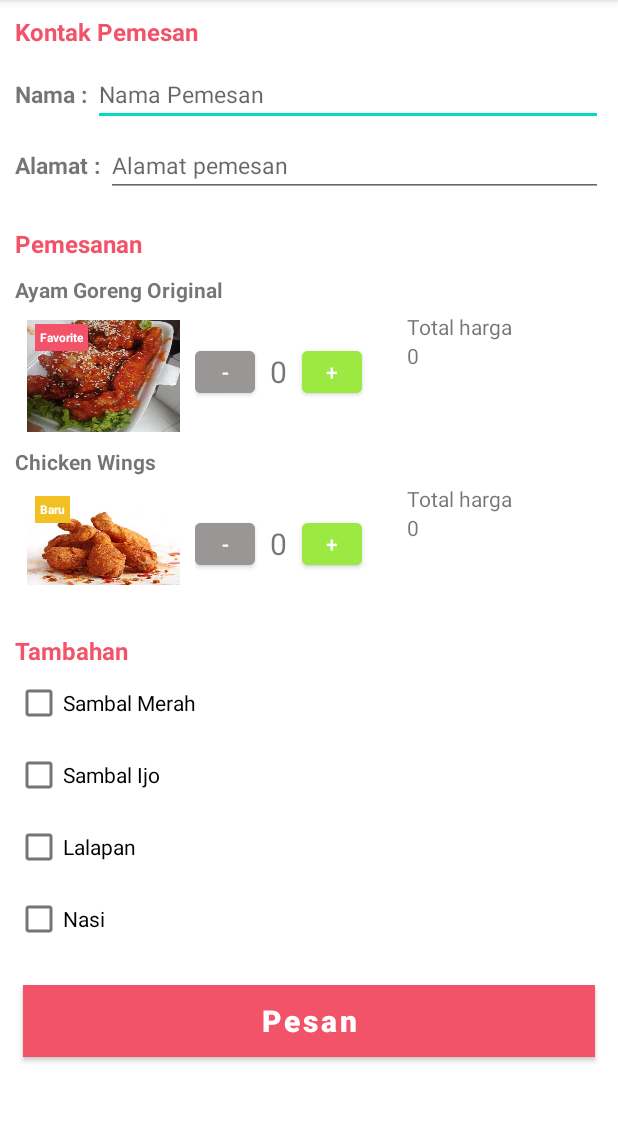
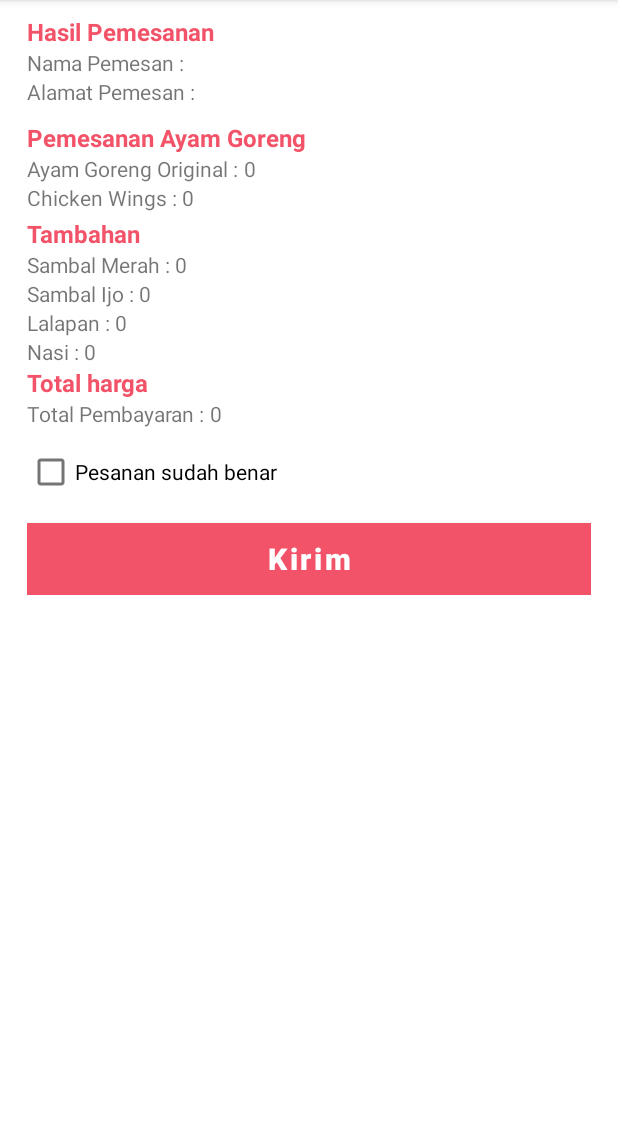
Before and after one commit to adityacaturputra/ilab-mobile-programming, an Android app: the SubmainPemesananActivity screen opened directly, with no data from a screen before it, after a tap on "Pesan", on a phone screen of 412 x 824 dp, the part 84-1206 px from its top. Run offline under Robolectric (Android 15) with nearby library versions, the phone set to English and light mode, and no system bars.

Commit message:
complete topic 5

```diff
--- a/app/src/main/AndroidManifest.xml
+++ b/app/src/main/AndroidManifest.xml
@@ -9,6 +9,9 @@
         android:roundIcon="@mipmap/ic_launcher_round"
         android:supportsRtl="true"
         android:theme="@style/Theme.Letseatapps">
+        <activity
+            android:name=".SubmainHasilPesananActivity"
+            android:exported="false" />
         <activity
             android:name=".SubmainPemesananActivity"
             android:exported="false" />
--- /dev/null
+++ b/app/src/main/java/com/example/letseatapps/SubmainHasilPesananActivity.java
@@ -0,0 +1,184 @@
+package com.example.letseatapps;
+
+import androidx.appcompat.app.AppCompatActivity;
+import android.content.Intent;
+import android.net.Uri;
+import android.os.Bundle;
+import android.view.View;
+import android.widget.Button;
+import android.widget.CheckBox;
+import android.widget.TextView;
+import android.widget.Toast;
+public class SubmainHasilPesananActivity extends AppCompatActivity {
+    private Button kirimPesanan;
+    private CheckBox setujuPesan;
+    TextView namaPemesan ;
+    TextView alamatPemesan ;
+    TextView totalAyamGoreng ;
+    TextView totalChickenWings;
+    TextView sambalMerah;
+    TextView sambalIjo;
+    TextView lalapan;
+    TextView nasi;
+    TextView totalPembayaran;
+    String namaEmail = "";
+    String alamatEmail = "";
+    String hargaAyamEmail = "";
+    String hargaChickenEmail = "";
+    String hargaSblMerahEmail = "";
+    String hargaSblIjoEmail = "";
+    String hargaLalapanEmail = "";
+    String hargaNasiEmail = "";
+    String totalPembayaranEmail = "";
+    @Override
+    protected void onCreate(Bundle savedInstanceState) {
+        super.onCreate(savedInstanceState);
+        setContentView(R.layout.activity_submain_hasil_pesanan);
+        Intent intent = getIntent();
+        namaPemesan = (TextView)findViewById(R.id.txt_nama_pemesan);
+        alamatPemesan = (TextView)findViewById(R.id.txt_alamat_pemesan);
+        totalAyamGoreng = (TextView)findViewById(R.id.txt_ayam_goreng);
+        totalChickenWings=(TextView)findViewById(R.id.txt_chicken_wings);
+        sambalMerah = (TextView)findViewById(R.id.txt_sambal_merah);
+        sambalIjo = (TextView)findViewById(R.id.txt_sambal_ijo);
+        lalapan = (TextView)findViewById(R.id.txt_lalapan);
+        nasi = (TextView)findViewById(R.id.txt_nasi);
+        namaPemesan.setText(intent.getExtras().getString("nama"));
+        alamatPemesan.setText(intent.getExtras().getString("alamat"));
+        totalAyamGoreng.setText(intent.getExtras().getString("ayamGoreng"));
+        totalChickenWings.setText(intent.getExtras().getString("chickenWings"));
+        sambalMerah.setText(intent.getExtras().getString("sambalMerah"));
+        sambalIjo.setText(intent.getExtras().getString("sambalIjo"));
+        lalapan.setText(intent.getExtras().getString("lalapan"));
+        nasi.setText(intent.getExtras().getString("nasi"));
+        Boolean trueSambalMerah = getIntent().getExtras().getBoolean("sambalMerah");
+        Boolean trueSambalijo = getIntent().getExtras().getBoolean("sambalIjo");
+        Boolean trueLalapan = getIntent().getExtras().getBoolean("lalapan");
+        Boolean trueNasi = getIntent().getExtras().getBoolean("nasi");
+        if(trueSambalMerah){
+            sambalMerah.setText("3000");
+        }else {
+            sambalMerah.setText("0");
+        }
+        if(trueSambalijo){
+            sambalIjo.setText("3000");
+        }else {
+            sambalIjo.setText("0");
+        }
+        if(trueLalapan){
+            lalapan.setText("2000");
+        }else {
+            lalapan.setText("0");
+        }
+        if(trueNasi){
+            nasi.setText("4000");
+        }else {
+            nasi.setText("0");
+        }
+        String stringAyamGoreng = totalAyamGoreng.getText().toString();
+        int intAyamGoreng = Integer.parseInt(stringAyamGoreng);
+        String stringChickenWings = totalChickenWings.getText().toString();
+        int intChickenWings = Integer.parseInt(stringChickenWings);
+        String stringSambalMerah = sambalMerah.getText().toString();
+        int intSambalMerah = Integer.parseInt(stringSambalMerah);
+        String stringSambalIjo = sambalIjo.getText().toString();
+        int intSambalIjo = Integer.parseInt(stringSambalIjo);
+
+        String stringLalapan = lalapan.getText().toString();
+        int intLalapan = Integer.parseInt(stringLalapan);
+        String stringNasi = nasi.getText().toString();
+        int intNasi = Integer.parseInt(stringNasi);
+        int total = intAyamGoreng + intChickenWings + intSambalMerah + intSambalIjo +
+                intLalapan + intNasi;
+        totalPembayaran = (TextView)findViewById(R.id.txt_total_pembayaran);
+        totalPembayaran.setText(total+"");
+        kirimPesanan = (Button)findViewById(R.id.btn_kirimPesanan);
+    }
+    public String getNamaEmail(){
+        TextView namaEmail = (TextView)findViewById(R.id.txt_nama_pemesan);
+        String nama = namaEmail.getText().toString();
+        return nama;
+    }
+    public String getAlamatEmail(){
+        TextView alamatEmail = (TextView)findViewById(R.id.txt_alamat_pemesan);
+        String alamat = alamatEmail.getText().toString();
+        return alamat;
+    }
+    public String getHargaAyamEmail(){
+        TextView hargaAyamEmail = (TextView)findViewById(R.id.txt_ayam_goreng);
+        String hargaAyam = String.valueOf(hargaAyamEmail);
+        return hargaAyam;
+    }
+    public String getHargaChickenEmail(){
+        TextView hargaChickenEmail = (TextView)findViewById(R.id.txt_chicken_wings);
+        String hargaChicken = String.valueOf(hargaChickenEmail);
+        return hargaChicken;
+    }
+    public String getHargaSblMerahEmail(){
+        TextView hargaSblMerahEmail = (TextView)findViewById(R.id.txt_sambal_merah);
+        String hargaSblMerah = String.valueOf(hargaSblMerahEmail);
+        return hargaSblMerah;
+    }
+    public String getHargaSblIjoEmail(){
+        TextView hargaSblIjoEmail = (TextView)findViewById(R.id.txt_sambal_ijo);
+        String hargaSblIjo = String.valueOf(hargaSblIjoEmail);
+        return hargaSblIjo;
+    }
+
+    public String getHargaLalapanEmail(){
+        TextView hargaLalapanEmail = (TextView)findViewById(R.id.txt_lalapan);
+        String hargaLalapan = String.valueOf(hargaLalapanEmail);
+        return hargaLalapan;
+    }
+    public String getHargaNasiEmail(){
+        TextView hargaNasiEmail = (TextView)findViewById(R.id.txt_nasi);
+        String hargaNasi = String.valueOf(hargaNasiEmail);
+        return hargaNasi;
+    }
+    public String getTotalPembayaranEmail(){
+        TextView totalPembayaranEmail =
+                (TextView)findViewById(R.id.txt_total_pembayaran);
+        String totalPembayaran = String.valueOf(totalPembayaranEmail);
+        return totalPembayaran;
+    }
+    public void onClick(View v) {
+        setujuPesan = (CheckBox)findViewById(R.id.cb_setuju_pesan);
+        namaEmail = namaPemesan.getText().toString();
+        alamatEmail = alamatPemesan.getText().toString();
+        hargaAyamEmail = totalAyamGoreng.getText().toString();
+        hargaChickenEmail = totalChickenWings.getText().toString();
+        hargaSblMerahEmail = sambalMerah.getText().toString();
+        hargaSblIjoEmail = sambalIjo.getText().toString();
+        hargaLalapanEmail = lalapan.getText().toString();
+        hargaNasiEmail = nasi.getText().toString();
+        totalPembayaranEmail = totalPembayaran.getText().toString();
+        String pesanan = String.format("Nama Pemesan : %s" +
+                        "\nAlamat Pemesan : %s" +
+                        "\nAyam Goreng Original : %s" +
+                        "\nChicken Wings : %s" +
+                        "\nSambah Merah : %s" +
+                        "\nSambal Ijo : %s" +
+                        "\nLalapan : %s" +
+                        "\nNasi : %s" +
+                        "\n\nTotal Pembayaran : %s" +
+                        "\n",
+                namaEmail,
+                alamatEmail,
+                hargaAyamEmail,
+                hargaChickenEmail,
+                hargaSblMerahEmail,
+                hargaSblIjoEmail,
+                hargaLalapanEmail,
+                hargaNasiEmail,
+                totalPembayaranEmail);
+        if(setujuPesan.isChecked()){
+            Intent intent = new Intent(Intent.ACTION_SENDTO);
+            intent.setData(Uri.parse("mailto:nadiafirly@gmail.com"));
+            intent.putExtra(Intent.EXTRA_SUBJECT, "Order Food dari : " + namaEmail);
+            intent.putExtra(Intent.EXTRA_TEXT, pesanan);
+            startActivity(Intent.createChooser(intent, "Send Email"));
+        }else{
+            Toast.makeText(this, "Silahkan chekclist \"Pesanan sudah benar\" untuk melanjutkan pengiriman email", Toast.LENGTH_SHORT).show();
+        }
+    }
+}
--- a/app/src/main/java/com/example/letseatapps/SubmainPemesananActivity.java
+++ b/app/src/main/java/com/example/letseatapps/SubmainPemesananActivity.java
@@ -47,18 +47,18 @@ public class SubmainPemesananActivity extends AppCompatActivity implements
     }
     @Override
     public void onClick(View view){
-//        Intent intent = new Intent(SubmainPemesananActivity.this,
-//                SubmainHasilPemesananActivity.class);
-//        intent.putExtra("nama", namaPemesan.getText().toString());
-//        intent.putExtra("ayamGoreng", totalAyamGoreng.getText().toString());
-//
-//        intent.putExtra("sambalMerah",sambalMerah.isChecked());
-//        intent.putExtra("sambalIjo",sambalIjo.isChecked());
-//        intent.putExtra("alamat",alamatPemesan.getText().toString());
-//        intent.putExtra("chickenWings", totalChickenWings.getText().toString());
-//        intent.putExtra("lalapan",lalapan.isChecked());
-//        intent.putExtra("nasi",nasi.isChecked());
-//        startActivity(intent);
+        Intent intent = new Intent(SubmainPemesananActivity.this,
+                SubmainHasilPesananActivity.class);
+        intent.putExtra("nama", namaPemesan.getText().toString());
+        intent.putExtra("ayamGoreng", totalAyamGoreng.getText().toString());
+
+        intent.putExtra("sambalMerah",sambalMerah.isChecked());
+        intent.putExtra("sambalIjo",sambalIjo.isChecked());
+        intent.putExtra("alamat",alamatPemesan.getText().toString());
+        intent.putExtra("chickenWings", totalChickenWings.getText().toString());
+        intent.putExtra("lalapan",lalapan.isChecked());
+        intent.putExtra("nasi",nasi.isChecked());
+        startActivity(intent);
     }
     public void incrementAyamGoreng(View view){
         ayamGoreng = ayamGoreng + 1 ;
--- /dev/null
+++ b/app/src/main/res/layout/activity_submain_hasil_pesanan.xml
@@ -0,0 +1,251 @@
+<?xml version="1.0" encoding="utf-8"?>
+<ScrollView
+    xmlns:android="http://schemas.android.com/apk/res/android"
+    xmlns:app="http://schemas.android.com/apk/res-auto"
+    xmlns:tools="http://schemas.android.com/tools"
+    android:layout_width="match_parent"
+    android:layout_height="match_parent"
+    android:layout_marginLeft="18dp"
+    android:layout_marginRight="18dp"
+    tools:context=".SubmainHasilPesananActivity">
+    <LinearLayout
+        android:layout_width="match_parent"
+        android:layout_height="wrap_content"
+        android:orientation="vertical"
+        >
+        <TextView
+            android:layout_width="match_parent"
+            android:layout_height="wrap_content"
+            android:text="Hasil Pemesanan"
+            android:layout_marginTop="10dp"
+            android:textSize="16sp"
+            android:textStyle="bold"
+            android:textColor="@color/maincolorapps"
+            />
+        <LinearLayout
+            android:layout_width="wrap_content"
+            android:layout_height="wrap_content"
+            android:orientation="horizontal"
+            >
+            <TextView
+                android:layout_width="match_parent"
+                android:layout_height="wrap_content"
+                android:textSize="14sp"
+                android:text="Nama Pemesan : "
+                />
+            <TextView
+                android:id="@+id/txt_nama_pemesan"
+                android:layout_width="match_parent"
+                android:layout_height="wrap_content"
+                android:textSize="14sp"
+                android:text=""
+                />
+        </LinearLayout>
+        <LinearLayout
+            android:layout_width="wrap_content"
+            android:layout_height="wrap_content"
+            android:orientation="horizontal"
+            >
+
+            <TextView
+                android:layout_width="match_parent"
+                android:layout_height="wrap_content"
+                android:textSize="14sp"
+                android:text="Alamat Pemesan : "
+                />
+            <TextView
+                android:id="@+id/txt_alamat_pemesan"
+                android:layout_width="match_parent"
+                android:layout_height="wrap_content"
+                android:textSize="14sp"
+                android:text=""
+                />
+        </LinearLayout>
+        <TextView
+            android:layout_width="match_parent"
+            android:layout_height="wrap_content"
+            android:text="Pemesanan Ayam Goreng"
+            android:textSize="16sp"
+            android:textStyle="bold"
+            android:textColor="@color/maincolorapps"
+            android:paddingTop="10dp"
+            />
+        <LinearLayout
+            android:layout_width="wrap_content"
+            android:layout_height="wrap_content"
+            android:orientation="horizontal"
+            >
+            <TextView
+                android:layout_width="match_parent"
+                android:layout_height="wrap_content"
+                android:text="Ayam Goreng Original : "
+                android:textSize="14sp" />
+            <TextView
+                android:id="@+id/txt_ayam_goreng"
+                android:layout_width="match_parent"
+                android:layout_height="wrap_content"
+                android:textSize="14sp"
+                android:text=""
+                />
+        </LinearLayout>
+        <LinearLayout
+            android:layout_width="wrap_content"
+            android:layout_height="wrap_content"
+            android:orientation="horizontal"
+            >
+            <TextView
+                android:layout_width="match_parent"
+                android:layout_height="wrap_content"
+                android:textSize="14sp"
+                android:text="Chicken Wings : "
+            />
+            <TextView
+                android:id="@+id/txt_chicken_wings"
+                android:layout_width="match_parent"
+                android:layout_height="wrap_content"
+                android:textSize="14sp"
+                android:text=""
+                />
+        </LinearLayout>
+        <LinearLayout
+            android:layout_width="wrap_content"
+            android:layout_height="wrap_content"
+            android:orientation="vertical"
+            >
+            <TextView
+                android:layout_width="match_parent"
+                android:layout_height="wrap_content"
+                android:paddingTop="3dp"
+                android:text="Tambahan"
+                android:textSize="16sp"
+                android:textStyle="bold"
+                android:textColor="@color/maincolorapps"
+                />
+            <LinearLayout
+                android:layout_width="wrap_content"
+                android:layout_height="wrap_content"
+                android:orientation="horizontal"
+                >
+                <TextView
+                    android:layout_width="match_parent"
+                    android:layout_height="wrap_content"
+                    android:textSize="14sp"
+                    android:text="Sambal Merah : "
+                    />
+                <TextView
+                    android:id="@+id/txt_sambal_merah"
+                    android:layout_width="match_parent"
+                    android:layout_height="wrap_content"
+                    android:textSize="14sp"
+                    android:text=""
+                    />
+            </LinearLayout>
+            <LinearLayout
+                android:layout_width="wrap_content"
+                android:layout_height="wrap_content"
+                android:orientation="horizontal"
+                >
+                <TextView
+                    android:layout_width="match_parent"
+                    android:layout_height="wrap_content"
+                    android:textSize="14sp"
+                    android:text="Sambal Ijo : "
+                />
+                <TextView
+                    android:id="@+id/txt_sambal_ijo"
+                    android:layout_width="match_parent"
+                    android:layout_height="wrap_content"
+                    android:textSize="14sp"
+                    android:text=""
+                    />
+            </LinearLayout>
+            <LinearLayout
+                android:layout_width="wrap_content"
+                android:layout_height="wrap_content"
+                android:orientation="horizontal"
+                >
+                <TextView
+                    android:layout_width="match_parent"
+                    android:layout_height="wrap_content"
+                    android:textSize="14sp"
+                    android:text="Lalapan : "
+                    />
+                <TextView
+                    android:id="@+id/txt_lalapan"
+                    android:layout_width="match_parent"
+                    android:layout_height="wrap_content"
+                    android:textSize="14sp"
+                    android:text=""
+                    />
+            </LinearLayout>
+            <LinearLayout
+                android:layout_width="wrap_content"
+                android:layout_height="wrap_content"
+                android:orientation="horizontal"
+                >
+                <TextView
+                    android:layout_width="match_parent"
+                    android:layout_height="wrap_content"
+                    android:textSize="14sp"
+                    android:text="Nasi : "
+                    />
+                <TextView
+                    android:id="@+id/txt_nasi"
+                    android:layout_width="match_parent"
+                    android:layout_height="wrap_content"
+                    android:textSize="14sp"
+                    android:text=""
+                    />
+            </LinearLayout>
+        </LinearLayout>
+
+        <TextView
+            android:layout_width="match_parent"
+            android:layout_height="wrap_content"
+            android:text="Total harga"
+            android:textSize="16sp"
+            android:textStyle="bold"
+            android:textColor="@color/maincolorapps"
+            />
+        <LinearLayout
+            android:layout_width="wrap_content"
+            android:layout_height="wrap_content"
+            android:orientation="horizontal"
+            >
+            <TextView
+                android:layout_width="match_parent"
+                android:layout_height="wrap_content"
+                android:textSize="14sp"
+                android:text="Total Pembayaran : "
+                />
+            <TextView
+                android:id="@+id/txt_total_pembayaran"
+                android:layout_width="match_parent"
+                android:layout_height="wrap_content"
+                android:textSize="14sp"
+                android:text=""
+                />
+        </LinearLayout>
+        <CheckBox
+            android:id="@+id/cb_setuju_pesan"
+            android:layout_width="match_parent"
+            android:layout_height="wrap_content"
+            android:text="Pesanan sudah benar"
+            android:layout_marginTop="5dp"
+            android:textSize="14sp"
+            />
+        <Button
+            android:id="@+id/btn_kirimPesanan"
+            android:onClick="onClick"
+            android:layout_width="match_parent"
+            android:layout_height="wrap_content"
+            android:text="Kirim"
+            android:textAllCaps="false"
+            android:textColor="@android:color/white"
+            android:background="@color/maincolorapps"
+            android:layout_marginTop="10dp"
+            android:textStyle="bold"
+            android:textSize="20dp"
+            />
+    </LinearLayout>
+</ScrollView>
```
